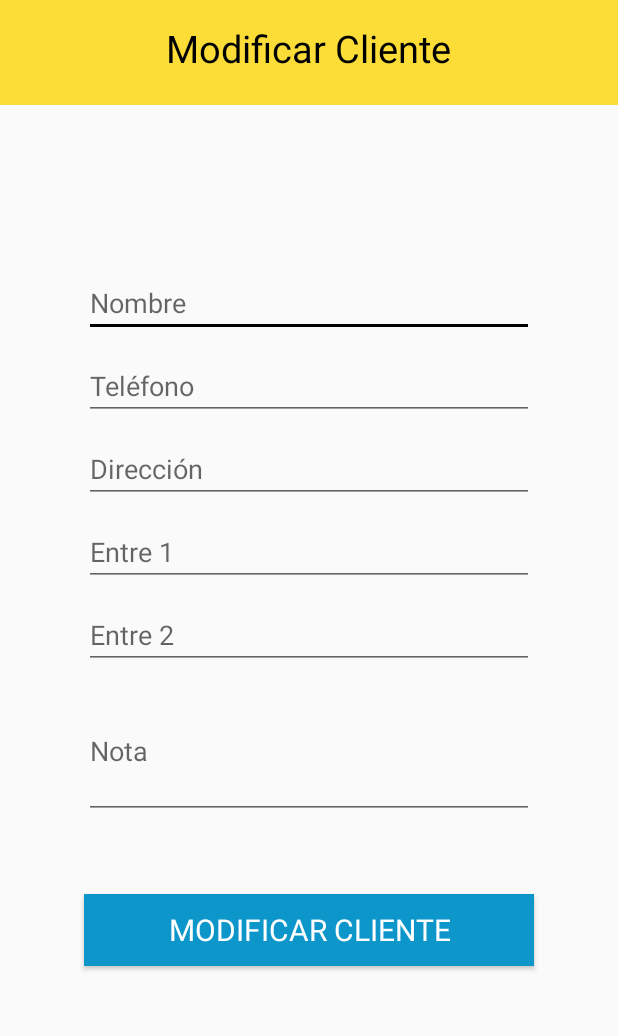
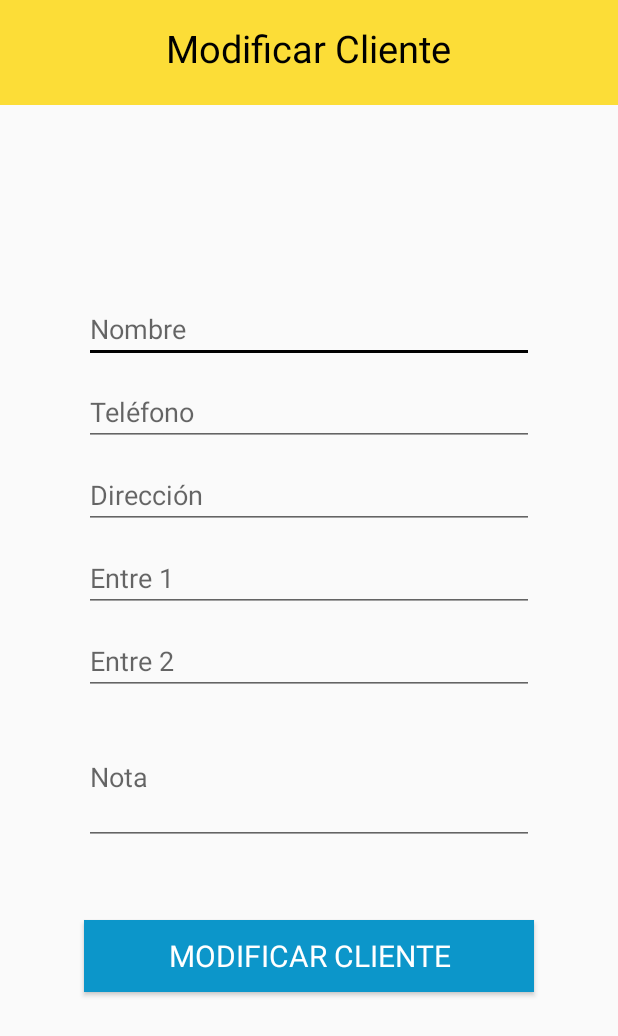
Before and after one commit to Luis945/Gestion_viajes_LAJE, an Android app: the modificarclientes screen opened directly, with no data from a screen before it, on a phone screen of 412 x 824 dp. Shown: the top 1036 px of the screen. Run offline under Robolectric (Android 15) with nearby library versions, the phone set to English and light mode, and no system bars; our stand-ins replace Volley; network calls fail; Roboto replaces fonts that are not available here; 6 statements that could not run were skipped.

Commit message:
Ahora si ya jaló

```diff
--- a/app/src/main/java/com/example/luis/gestion_viajes/adaptadores/coloniasadaptador.java
+++ b/app/src/main/java/com/example/luis/gestion_viajes/adaptadores/coloniasadaptador.java
@@ -2,6 +2,7 @@ package com.example.luis.gestion_viajes.adaptadores;
 
 import android.content.Context;
 import android.net.Uri;
+import android.support.v4.app.Fragment;
 import android.support.v7.widget.RecyclerView;
 import android.view.LayoutInflater;
 import android.view.View;
@@ -10,7 +11,9 @@ import android.widget.TextView;
 import android.widget.Toast;
 
 import com.example.luis.gestion_viajes.R;
+import com.example.luis.gestion_viajes.fragment_verclientes;
 import com.example.luis.gestion_viajes.objetos.Colonia;
+import com.example.luis.gestion_viajes.ventana_principal;
 
 import java.util.ArrayList;
 import java.util.List;
@@ -57,10 +60,11 @@ public class coloniasadaptador extends RecyclerView.Adapter<coloniasadaptador.Da
         @Override
         public void onClick(View view) {
 
+
             int posicion=getAdapterPosition();
             Colonia col = this.listacolonias.get(posicion);
             /*ESTA COSA NO LA VOY A UTILIZAR PERO SIRVE PARA ABRIR OTRO FRAGMENT*/
-            //((ventana_principal)context).getSupportFragmentManager().beginTransaction().replace(R.id.cambio,f).commit();
+           // ((ventana_principal)context).getSupportFragmentManager().beginTransaction().replace(R.id.cambio,f).commit();
             Toast.makeText(context, ""+col.getNombre().toString(), Toast.LENGTH_SHORT).show();
         }
     }
--- a/app/src/main/java/com/example/luis/gestion_viajes/modificaroperadores.java
+++ b/app/src/main/java/com/example/luis/gestion_viajes/modificaroperadores.java
@@ -1,5 +1,6 @@
 package com.example.luis.gestion_viajes;
 
+import android.content.Intent;
 import android.support.v4.app.Fragment;
 import android.support.v7.app.AppCompatActivity;
 import android.os.Bundle;
@@ -27,6 +28,9 @@ import org.json.JSONObject;
 public class modificaroperadores extends AppCompatActivity implements View.OnClickListener,
         Response.ErrorListener,
         Response.Listener<JSONObject> {
+
+    /*FRAGMENT QUE SE ABRIRÁ DESPUÉS DE MODIFICAR EXITOSAMENTE, ANALMENTE*/
+    Fragment f = new fragment_verclientes();
 
     String estado;
     TextView txtid,txtnombre,txtapellido;
--- a/app/src/main/java/com/example/luis/gestion_viajes/ventana_principal.java
+++ b/app/src/main/java/com/example/luis/gestion_viajes/ventana_principal.java
@@ -11,6 +11,7 @@ import android.support.v7.app.AppCompatActivity;
 import android.support.v7.widget.Toolbar;
 import android.view.Menu;
 import android.view.MenuItem;
+import android.widget.Toast;
 
 public class ventana_principal extends AppCompatActivity
         implements OnNavigationItemSelectedListener,
@@ -95,6 +96,7 @@ public class ventana_principal extends AppCompatActivity
 
         if (id== R.id.ventana_p) {
             fragment= new ventana();
+          // fragment.getFragmentManager().beginTransaction().replace(R.id.cambio,MainScreenSubView.).
             fragmenttransaction=true;
 
         }else if (id == R.id.nuevabase) {
--- a/app/src/main/res/layout/activity_modificarclientes.xml
+++ b/app/src/main/res/layout/activity_modificarclientes.xml
@@ -86,7 +86,7 @@
             android:id="@+id/btnmodcli"
             android:fontFamily="@font/roboto_light"
             android:textSize="20dp"
-            android:layout_marginBottom="40dp"
+            android:layout_marginBottom="5dp"
             android:layout_width="300dp"
             android:layout_height="wrap_content"
             android:background="@color/azul"
```
